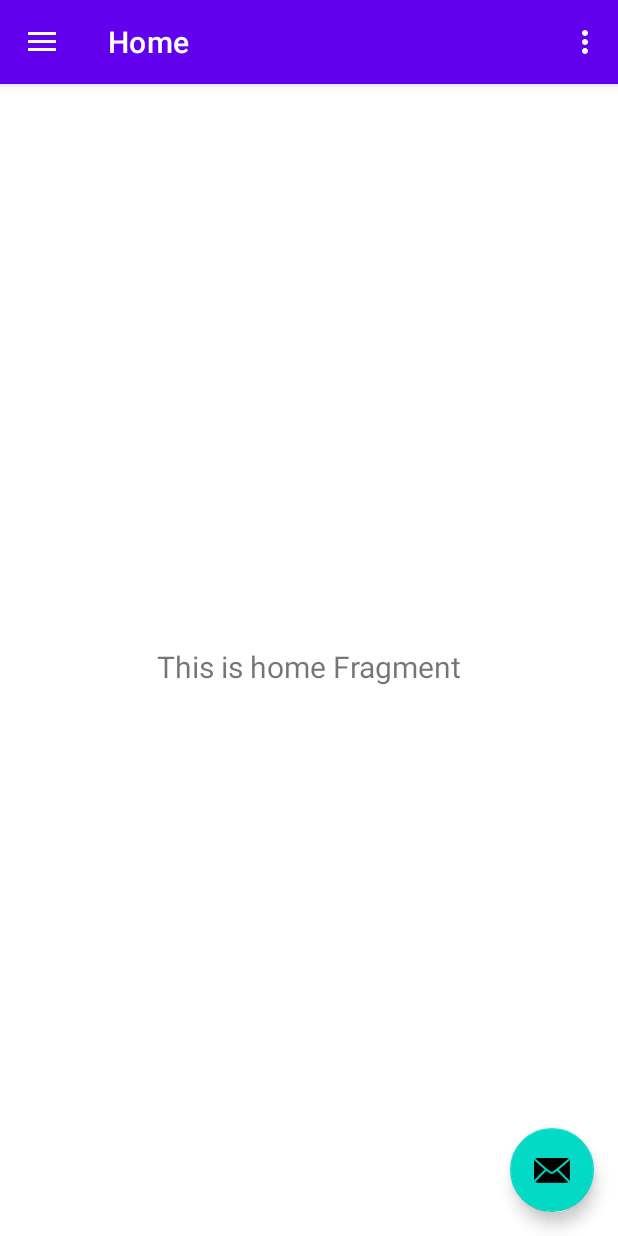
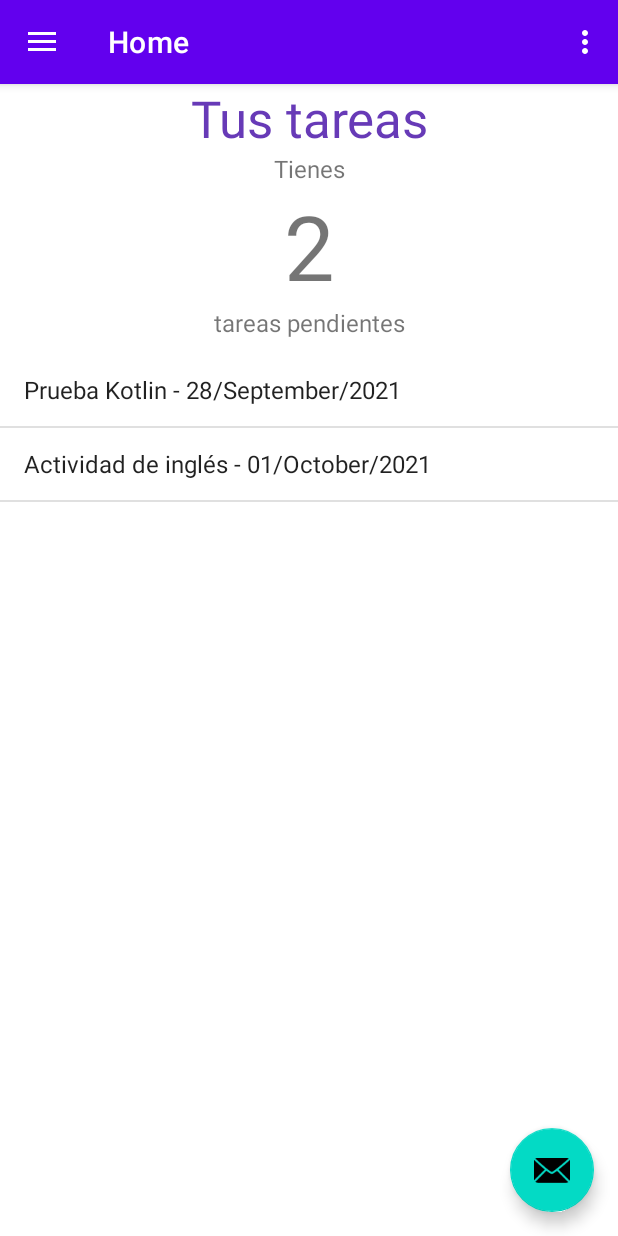
Before and after one commit to Joseph-RMM/Organizador, an Android app: the screen it shows after launch (MainActivity), on a phone screen of 412 x 824 dp. Run offline under Robolectric (Android 15) with nearby library versions, the phone set to English and light mode, and no system bars; our stand-ins replace navigation-ui.

Commit message:
Primera versión de página Home - Model Tarea, ViewModelHome y Vista

```diff
--- /dev/null
+++ b/app/src/main/java/com/example/tumbaiorganizer/Model/Tarea.kt
@@ -0,0 +1,25 @@
+package com.example.tumbaiorganizer.Model
+
+import android.os.Build
+import java.text.SimpleDateFormat
+import java.time.format.DateTimeFormatter
+import java.util.*
+
+data class Tarea(
+    var ID : Int,
+    var Actividad : String,
+    var Fecha : Date
+) {
+    override fun toString(): String {
+        var response = ""
+        if (Build.VERSION.SDK_INT >= Build.VERSION_CODES.O) {
+
+            val format = SimpleDateFormat("dd/MMMM/yyy")
+            return "$Actividad - ${format.format(Fecha)}"
+
+        } else {
+            response = "$Actividad - $Fecha"
+        }
+        return response
+    }
+}
--- /dev/null
+++ b/app/src/main/java/com/example/tumbaiorganizer/ViewModel/ListaTareas.kt
@@ -0,0 +1,18 @@
+package com.example.tumbaiorganizer.ViewModel
+
+import com.example.tumbaiorganizer.Model.Tarea
+import java.text.SimpleDateFormat
+import java.time.LocalDate
+import java.util.*
+
+class ListaTareas {
+    val listaTareas = arrayListOf<Tarea>()
+
+    fun getTareas() {
+        //TODO: Get Tareas from API
+    }
+
+    fun addTarea(Actividad : String, Fecha : Date) {
+        listaTareas.add(Tarea(2, Actividad, Fecha))
+    }
+}
--- a/app/src/main/java/com/example/tumbaiorganizer/ui/home/HomeFragment.kt
+++ b/app/src/main/java/com/example/tumbaiorganizer/ui/home/HomeFragment.kt
@@ -4,12 +4,16 @@ import android.os.Bundle
 import android.view.LayoutInflater
 import android.view.View
 import android.view.ViewGroup
+import android.widget.ArrayAdapter
+import android.widget.ListView
 import android.widget.TextView
 import androidx.fragment.app.Fragment
 import androidx.lifecycle.Observer
 import androidx.lifecycle.ViewModelProvider
 import com.example.tumbaiorganizer.R
 import com.example.tumbaiorganizer.databinding.FragmentHomeBinding
+import java.text.SimpleDateFormat
+import java.util.*
 
 class HomeFragment : Fragment() {
 
@@ -31,10 +35,21 @@ class HomeFragment : Fragment() {
         _binding = FragmentHomeBinding.inflate(inflater, container, false)
         val root: View = binding.root
 
-        val textView: TextView = binding.textHome
-        homeViewModel.text.observe(viewLifecycleOwner, Observer {
+        val tvCantTareas: TextView = binding.lblCantTareas
+        homeViewModel.addTarea("Prueba Kotlin", SimpleDateFormat("dd-MM-yyyy").parse("28-09-2021") )
+        homeViewModel.addTarea("Actividad de inglés", SimpleDateFormat("dd-MM-yyyy").parse("01-10-2021") )
+        tvCantTareas.setText(homeViewModel.listaTareas.size.toString());
+        if (homeViewModel.listaTareas.size > 0) {
+            //Añadir tareas a la lista
+            val lvTareas : ListView = binding.lvTareas
+            val arrayAdapter : ArrayAdapter<*>
+            arrayAdapter = ArrayAdapter(binding.root.context, android.R.layout.simple_list_item_1,homeViewModel.listaTareas);
+            lvTareas.adapter = arrayAdapter
+        }
+
+        /*homeViewModel.text.observe(viewLifecycleOwner, Observer {
             textView.text = it
-        })
+        })*/
         return root
     }
 
--- a/app/src/main/java/com/example/tumbaiorganizer/ui/home/HomeViewModel.kt
+++ b/app/src/main/java/com/example/tumbaiorganizer/ui/home/HomeViewModel.kt
@@ -3,11 +3,26 @@ package com.example.tumbaiorganizer.ui.home
 import androidx.lifecycle.LiveData
 import androidx.lifecycle.MutableLiveData
 import androidx.lifecycle.ViewModel
+import com.example.tumbaiorganizer.Model.Tarea
+import java.util.*
+import kotlin.collections.ArrayList
 
 class HomeViewModel : ViewModel() {
+    val listaTareas =  arrayListOf<Tarea>();
+
+
+    fun getTareas() {
+        //TODO: Get Tareas from API
+    }
+
+    fun addTarea(Actividad : String, Fecha : Date) {
+        listaTareas.add(Tarea(2, Actividad, Fecha))
+    }
+
 
     private val _text = MutableLiveData<String>().apply {
         value = "This is home Fragment"
     }
     val text: LiveData<String> = _text
+
 }
--- a/app/src/main/res/layout/fragment_home.xml
+++ b/app/src/main/res/layout/fragment_home.xml
@@ -6,17 +6,60 @@
     android:layout_height="match_parent"
     tools:context=".ui.home.HomeFragment">
 
-    <TextView
-        android:id="@+id/text_home"
+    <LinearLayout
         android:layout_width="match_parent"
-        android:layout_height="wrap_content"
-        android:layout_marginStart="8dp"
-        android:layout_marginTop="8dp"
-        android:layout_marginEnd="8dp"
-        android:textAlignment="center"
-        android:textSize="20sp"
-        app:layout_constraintBottom_toBottomOf="parent"
-        app:layout_constraintEnd_toEndOf="parent"
-        app:layout_constraintStart_toStartOf="parent"
-        app:layout_constraintTop_toTopOf="parent" />
+        android:layout_height="match_parent"
+        android:orientation="vertical">
+
+        <TextView
+            android:id="@+id/lblTitulo"
+            android:layout_width="match_parent"
+            android:layout_height="wrap_content"
+            android:text="Tus tareas"
+            android:textAlignment="center"
+            android:textColor="#673AB7"
+            android:textSize="34sp" />
+
+        <TextView
+            android:id="@+id/textView4"
+            android:layout_width="match_parent"
+            android:layout_height="wrap_content"
+            android:text="Tienes"
+            android:textAlignment="center"
+            android:textSize="16sp" />
+
+        <TextView
+            android:id="@+id/lblCantTareas"
+            android:layout_width="match_parent"
+            android:layout_height="wrap_content"
+            android:text="3"
+            android:textAlignment="center"
+            android:textSize="60sp" />
+
+        <TextView
+            android:id="@+id/textView6"
+            android:layout_width="match_parent"
+            android:layout_height="wrap_content"
+            android:text="tareas pendientes"
+            android:textAlignment="center"
+            android:textSize="16sp" />
+
+        <ScrollView
+            android:layout_width="match_parent"
+            android:layout_height="fill_parent">
+
+            <LinearLayout
+                android:layout_width="match_parent"
+                android:layout_height="fill_parent"
+                android:orientation="vertical">
+
+                <ListView
+                    android:id="@+id/lvTareas"
+                    android:layout_width="match_parent"
+                    android:layout_height="500sp"
+                    android:layout_marginTop="10sp" />
+            </LinearLayout>
+        </ScrollView>
+
+    </LinearLayout>
 </androidx.constraintlayout.widget.ConstraintLayout>
```
